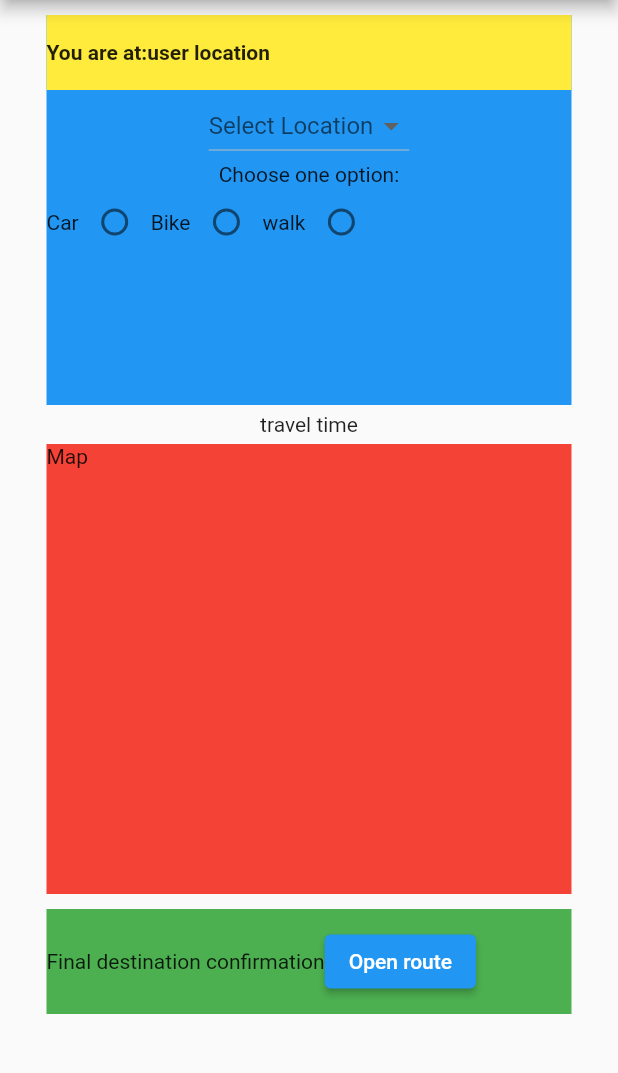
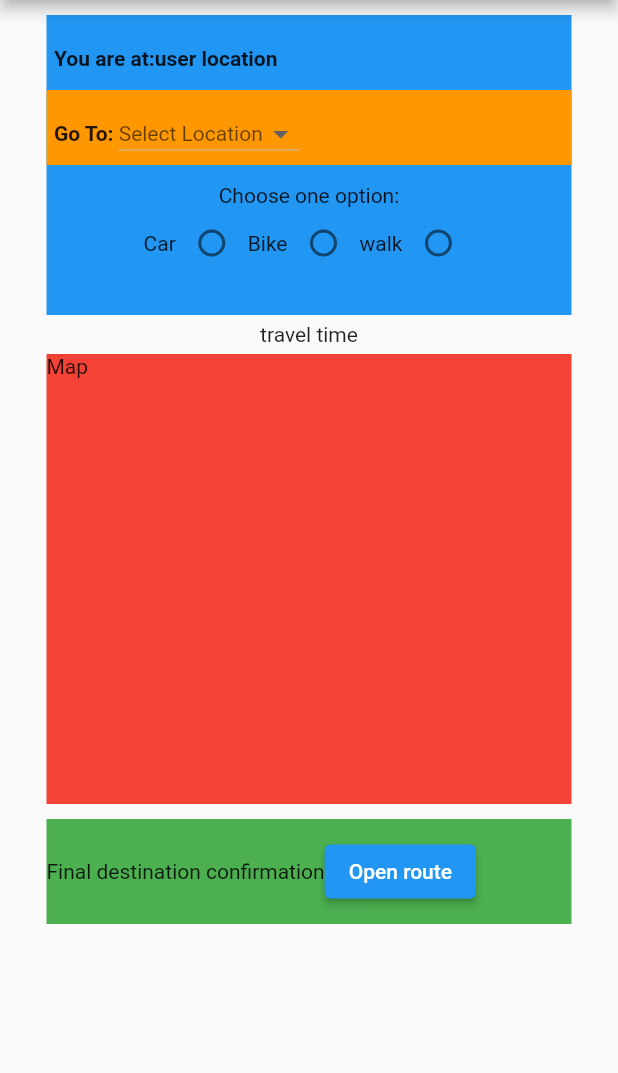
Before and after one commit to RIT-New-Media-Capstone/ARchitect-ARrow, a Flutter app: the screen it shows after launch, on a phone screen of 412 x 824 dp, the part 84-1157 px from its top. Run offline on Flutter 3.47's test engine with Material 2 defaults, Android fonts, the phone set to English and light mode, and no system bars.

Commit message:
functioning checkbox, and further ui mock-up

```diff
--- a/arrow/lib/main.dart
+++ b/arrow/lib/main.dart
@@ -58,7 +58,7 @@ class _MyHomePageState extends State<MyHomePage> {
           crossAxisAlignment: CrossAxisAlignment.center,
           children: <Widget>[
             Container(
-              height: 260,
+              height: 200,
               width: 350,
               margin: const EdgeInsets.fromLTRB(10, 10, 10, 5),
               color: Colors.blue,
@@ -69,8 +69,9 @@ class _MyHomePageState extends State<MyHomePage> {
                   Container(
                       height: 50,
                       width: 350,
-                      color: Colors.yellow,
+                      padding: const EdgeInsets.fromLTRB(5, 10, 10, 2),
                       child: Row(
+                        mainAxisAlignment: MainAxisAlignment.start,
                         children: [
                           const Text(
                             'You are at:',
@@ -82,9 +83,24 @@ class _MyHomePageState extends State<MyHomePage> {
                           ),
                         ],
                       )),
+                  Container(
+                      height: 50,
+                      width: 350,
+
+                      padding: const EdgeInsets.fromLTRB(5, 10, 10, 2),
+                      margin: const EdgeInsets.fromLTRB(0, 0, 0, 12),
+                      color: Colors.orange,
+                      child: Row(
+                        mainAxisAlignment: MainAxisAlignment.start,
+                        children: [
+                          const Text(
+                            'Go To: ',
+                            style: TextStyle(fontWeight: FontWeight.bold), textWidthBasis: TextWidthBasis.parent,
+                          ),
                           DropdownButton<Locations>(
                             value: _selectedLocation,
                             hint: Text(_dropdownHintText!),
+                            style: const TextStyle(color: Colors.black),
                             items: _locations.map((location) {
                               return DropdownMenuItem<Locations>(
                                 value: location,
@@ -99,16 +115,20 @@ class _MyHomePageState extends State<MyHomePage> {
                               });
                             },
                           ),
+                        ],
+                      )),
                   Column(
                     mainAxisAlignment: MainAxisAlignment.start,
                     crossAxisAlignment: CrossAxisAlignment.center,
+
                     children: <Widget>[
                       Text('Choose one option:'),
                       Row(
+                        mainAxisAlignment: MainAxisAlignment.center,
                         children: <Widget>[
                           Text('Car'),
                           Radio<String>(
-                            value: 'Option 1',
+                            value: 'driving',
                             groupValue: _selectedOption,
                             onChanged: (String? value) {
                               setState(() {
@@ -118,7 +138,7 @@ class _MyHomePageState extends State<MyHomePage> {
                           ),
                           Text('Bike'),
                           Radio<String>(
-                            value: 'Option 2',
+                            value: 'cycling',
                             groupValue: _selectedOption,
                             onChanged: (String? value) {
                               setState(() {
@@ -128,7 +148,7 @@ class _MyHomePageState extends State<MyHomePage> {
                           ),
                           Text('walk'),
                           Radio<String>(
-                            value: 'Option 3',
+                            value: 'walking',
                             groupValue: _selectedOption,
                             onChanged: (String? value) {
                               setState(() {
```
Lines whose indentation alone changed are shown as unchanged.
